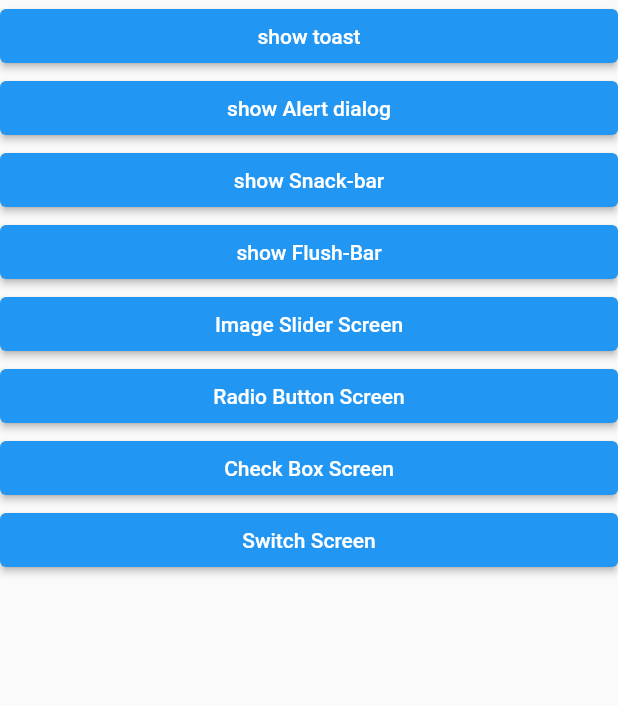
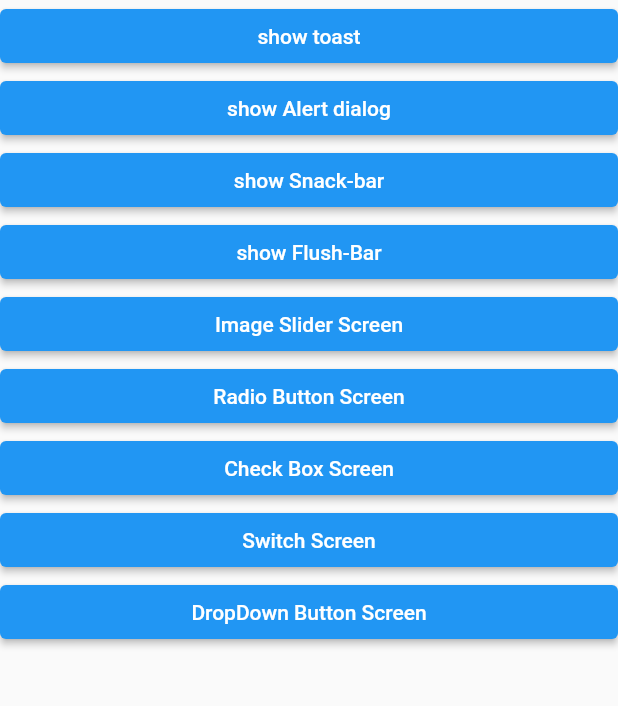
Before and after one commit to MohamedTwfiek-7/Flutter-cool-widgets-app, a Flutter app: the screen it shows after launch, on a phone screen of 412 x 824 dp, the part 84-790 px from its top. Run offline on Flutter 3.47's test engine with Material 2 defaults, Android fonts, the phone set to English and light mode, and no system bars; our stand-ins replace another_flushbar, carousel_slider, flutter_styled_toast.

Commit message:
Drop down button simple example added

```diff
--- a/lib/main.dart
+++ b/lib/main.dart
@@ -1,6 +1,7 @@
 import 'package:another_flushbar/flushbar.dart';
 import 'package:flutter/material.dart';
 import 'package:flutter_cool_widgets/CheckBoxScreen.dart';
+import 'package:flutter_cool_widgets/DropDownButtonScreen.dart';
 import 'package:flutter_cool_widgets/image_slider_screen.dart';
 import 'package:flutter_cool_widgets/switch_screen.dart';
 import 'package:flutter_styled_toast/flutter_styled_toast.dart';
@@ -27,6 +28,7 @@ class MyApp extends StatelessWidget {
         '/Radio-Button-Screen': (ctx) => const RadioButtonScreen(),
         '/Check-Box-Screen': (ctx) => const CheckBoxScreen(),
         '/Switch-Screen': (ctx) => const SwitchScreen(),
+        '/Drop-Down-Button-Screen': (ctx) => const DropDownButtonScreen(),
       },
     );
   }
@@ -255,6 +257,17 @@ class _MyHomePageState extends State<MyHomePage> {
                                   textAlign: TextAlign.center),
                             ),
                           ), //Switch
+                          ElevatedButton(
+                            onPressed: () {
+                              Navigator.of(context)
+                                  .pushNamed('/Drop-Down-Button-Screen');
+                            },
+                            child: const SizedBox(
+                              width: double.infinity,
+                              child: Text('DropDown Button Screen',
+                                  textAlign: TextAlign.center),
+                            ),
+                          ), //Switch
                         ],
                       ),
                     ),
```
Also changed, not shown: lib/DropDownButtonScreen.dart (added, +43 -0 lines).
